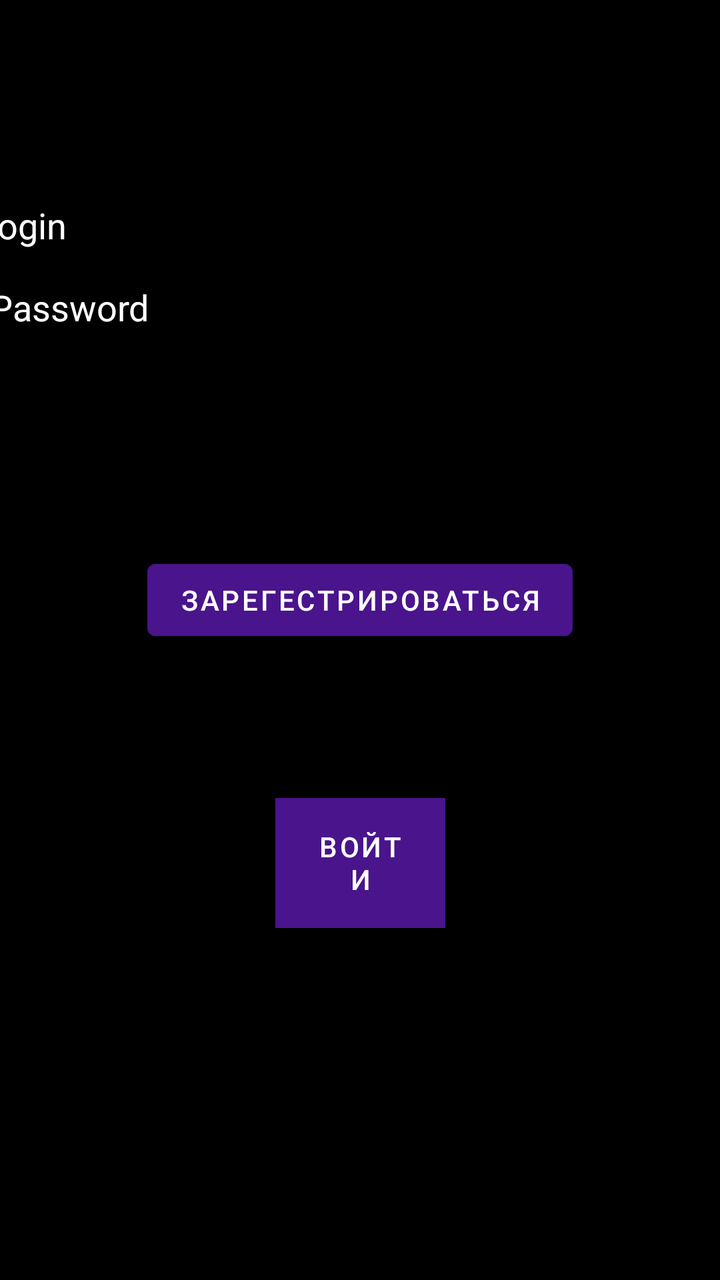
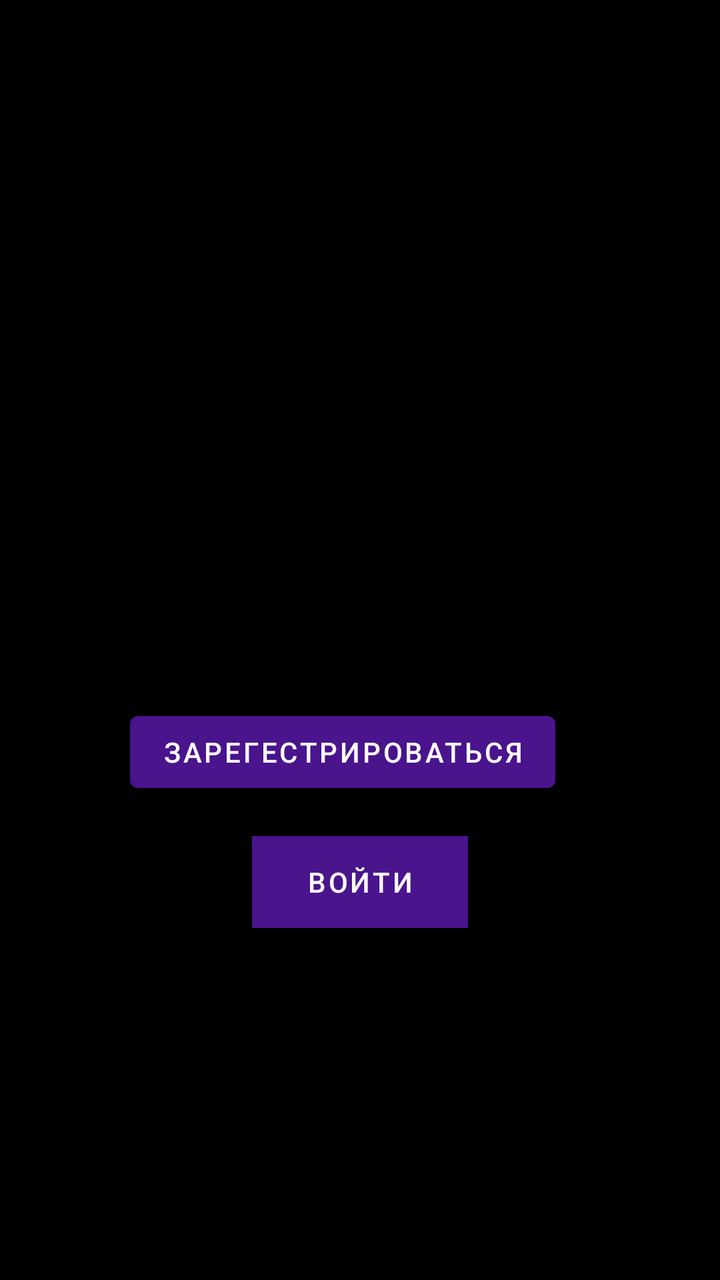

The first picture is an Android layout as it rendered before a commit; the second is the same layout after the commit. The layout source and the unified diff follow.
<!-- AndroidManifest.xml: application theme Theme.NOTE_PROJECT -->
<!-- res/layout/activity_login.xml -->
<?xml version="1.0" encoding="utf-8"?>
<androidx.constraintlayout.widget.ConstraintLayout xmlns:android="http://schemas.android.com/apk/res/android"
    xmlns:app="http://schemas.android.com/apk/res-auto"
    xmlns:tools="http://schemas.android.com/tools"
    android:layout_width="match_parent"
    android:layout_height="match_parent"
    android:background="@color/black"
    tools:context=".LoginActivity">


    <Button
        android:id="@+id/main_act_btn"
        android:layout_width="wrap_content"
        android:layout_height="wrap_content"
        android:layout_marginBottom="268dp"
        android:onClick="onClickStart"
        android:text="Войти"
        android:visibility="invisible"
        app:layout_constraintBottom_toBottomOf="parent"
        app:layout_constraintEnd_toEndOf="parent"
        app:layout_constraintStart_toStartOf="parent" />

    <Button
        android:id="@+id/back_in_out"
        android:layout_width="wrap_content"
        android:layout_height="wrap_content"
        android:layout_marginBottom="128dp"
        android:onClick="onClickSignOut"
        android:text="Выход"
        android:visibility="invisible"
        app:layout_constraintBottom_toBottomOf="parent"
        app:layout_constraintEnd_toEndOf="parent"
        app:layout_constraintHorizontal_bias="0.498"
        app:layout_constraintStart_toStartOf="parent" />

    <TextView
        android:id="@+id/yout_name_text"
        android:layout_width="221dp"
        android:layout_height="65dp"
        android:layout_marginBottom="380dp"
        android:text="TextView"

        android:textColor="@color/white"
        android:textSize="25sp"
        android:visibility="invisible"
        app:layout_constraintBottom_toBottomOf="parent"
        app:layout_constraintEnd_toEndOf="parent"
        app:layout_constraintStart_toStartOf="parent" />

    <EditText
        android:id="@+id/login"
        android:layout_width="391dp"
        android:layout_height="54dp"
        android:layout_marginTop="84dp"
        android:ems="10"
        android:inputType="text"
        android:text="Login"
        android:textColor="@color/white"
        android:visibility="visible"
        app:layout_constraintEnd_toEndOf="parent"
        app:layout_constraintStart_toStartOf="parent"
        app:layout_constraintTop_toTopOf="parent" />

    <EditText
        android:id="@+id/pass"
        android:layout_width="379dp"
        android:layout_height="64dp"
        android:layout_marginBottom="456dp"
        android:ems="10"
        android:inputType="text"
        android:onClick="onClickSignIn"
        android:text="Password"

        android:textColor="@color/white"
        android:visibility="visible"
        app:layout_constraintBottom_toBottomOf="parent"
        app:layout_constraintEnd_toEndOf="parent"
        app:layout_constraintStart_toStartOf="parent" />

    <Button
        android:id="@+id/sigIN"
        android:layout_width="85dp"
        android:layout_height="65dp"
        android:layout_marginStart="100dp"
        android:layout_marginEnd="100dp"
        android:layout_marginBottom="176dp"
        android:background="#FFFFFF"
        android:onClick="onClickSigIn"
        android:text="Войти"
        android:visibility="visible"
        app:layout_constraintBottom_toBottomOf="parent"
        app:layout_constraintEnd_toEndOf="parent"
        app:layout_constraintStart_toStartOf="parent" />

    <Button
        android:id="@+id/logIN"
        android:layout_width="wrap_content"
        android:layout_height="wrap_content"
        android:layout_marginStart="100dp"
        android:layout_marginEnd="100dp"
        android:layout_marginBottom="316dp"
        android:onClick="onClickLoginUp"
        android:text="Зарегестрироваться"
        android:visibility="visible"
        app:iconTint="#FFFFFF"
        app:layout_constraintBottom_toBottomOf="parent"
        app:layout_constraintEnd_toEndOf="parent"
        app:layout_constraintStart_toStartOf="parent"
        app:strokeColor="#000000" />

</androidx.constraintlayout.widget.ConstraintLayout>
<!-- resources referenced by this layout -->
<resources>
  <color name="black">#FF000000</color>
  <color name="white">#FFFFFF</color>
  <style name="Theme.NOTE_PROJECT" parent="Base.Theme.NOTE_PROJECT" />
  <style name="Base.Theme.NOTE_PROJECT" parent="Theme.MaterialComponents.DayNight.NoActionBar">
          <item name="colorPrimary">@color/color1</item>
          <item name="colorPrimaryVariant">@color/color1</item>
          <item name="colorOnPrimary">@color/white</item>ы
          <item name="colorSecondary">@color/color5</item>
          <item name="colorSecondaryVariant">@color/color5</item>
          <item name="colorOnSecondary">@color/black</item>
          <item name="android:statusBarColor" tools:targetapi="l">@color/design_default_color_primary_variant</item>
      </style>
  <color name="color1">#4A148C</color>
  <color name="color5">#808080</color>
</resources>

<!-- the commit's change to res/layout/activity_login.xml (unified diff, before → after) -->
@@ -7,80 +7,42 @@
     android:background="@color/black"
     tools:context=".LoginActivity">
 
-
-    <Button
-        android:id="@+id/main_act_btn"
-        android:layout_width="wrap_content"
-        android:layout_height="wrap_content"
-        android:layout_marginBottom="268dp"
-        android:onClick="onClickStart"
-        android:text="Войти"
-        android:visibility="invisible"
-        app:layout_constraintBottom_toBottomOf="parent"
-        app:layout_constraintEnd_toEndOf="parent"
-        app:layout_constraintStart_toStartOf="parent" />
-
-    <Button
-        android:id="@+id/back_in_out"
-        android:layout_width="wrap_content"
-        android:layout_height="wrap_content"
-        android:layout_marginBottom="128dp"
-        android:onClick="onClickSignOut"
-        android:text="Выход"
-        android:visibility="invisible"
-        app:layout_constraintBottom_toBottomOf="parent"
-        app:layout_constraintEnd_toEndOf="parent"
-        app:layout_constraintHorizontal_bias="0.498"
-        app:layout_constraintStart_toStartOf="parent" />
-
-    <TextView
-        android:id="@+id/yout_name_text"
-        android:layout_width="221dp"
-        android:layout_height="65dp"
-        android:layout_marginBottom="380dp"
-        android:text="TextView"
-
-        android:textColor="@color/white"
-        android:textSize="25sp"
-        android:visibility="invisible"
-        app:layout_constraintBottom_toBottomOf="parent"
-        app:layout_constraintEnd_toEndOf="parent"
-        app:layout_constraintStart_toStartOf="parent" />
-
     <EditText
         android:id="@+id/login"
-        android:layout_width="391dp"
-        android:layout_height="54dp"
-        android:layout_marginTop="84dp"
+        android:layout_width="390dp"
+        android:layout_height="55dp"
+        android:layout_marginTop="120dp"
         android:ems="10"
-        android:inputType="text"
-        android:text="Login"
+        android:hint="Email"
+        android:inputType="textEmailAddress"
         android:textColor="@color/white"
         android:visibility="visible"
         app:layout_constraintEnd_toEndOf="parent"
+        app:layout_constraintHorizontal_bias="0.476"
         app:layout_constraintStart_toStartOf="parent"
         app:layout_constraintTop_toTopOf="parent" />
 
     <EditText
         android:id="@+id/pass"
-        android:layout_width="379dp"
-        android:layout_height="64dp"
-        android:layout_marginBottom="456dp"
+        android:layout_width="390dp"
+        android:layout_height="55dp"
+        android:layout_marginBottom="308dp"
         android:ems="10"
-        android:inputType="text"
+        android:hint="Password"
+        android:inputType="textPassword"
         android:onClick="onClickSignIn"
-        android:text="Password"
-
         android:textColor="@color/white"
         android:visibility="visible"
         app:layout_constraintBottom_toBottomOf="parent"
         app:layout_constraintEnd_toEndOf="parent"
-        app:layout_constraintStart_toStartOf="parent" />
+        app:layout_constraintHorizontal_bias="0.523"
+        app:layout_constraintStart_toStartOf="parent"
+        app:layout_constraintTop_toBottomOf="@+id/login" />
 
     <Button
         android:id="@+id/sigIN"
-        android:layout_width="85dp"
-        android:layout_height="65dp"
+        android:layout_width="108dp"
+        android:layout_height="46dp"
         android:layout_marginStart="100dp"
         android:layout_marginEnd="100dp"
         android:layout_marginBottom="176dp"
@@ -98,13 +60,14 @@
         android:layout_height="wrap_content"
         android:layout_marginStart="100dp"
         android:layout_marginEnd="100dp"
-        android:layout_marginBottom="316dp"
+        android:layout_marginBottom="240dp"
         android:onClick="onClickLoginUp"
         android:text="Зарегестрироваться"
         android:visibility="visible"
         app:iconTint="#FFFFFF"
         app:layout_constraintBottom_toBottomOf="parent"
         app:layout_constraintEnd_toEndOf="parent"
+        app:layout_constraintHorizontal_bias="0.666"
         app:layout_constraintStart_toStartOf="parent"
         app:strokeColor="#000000" />
 
